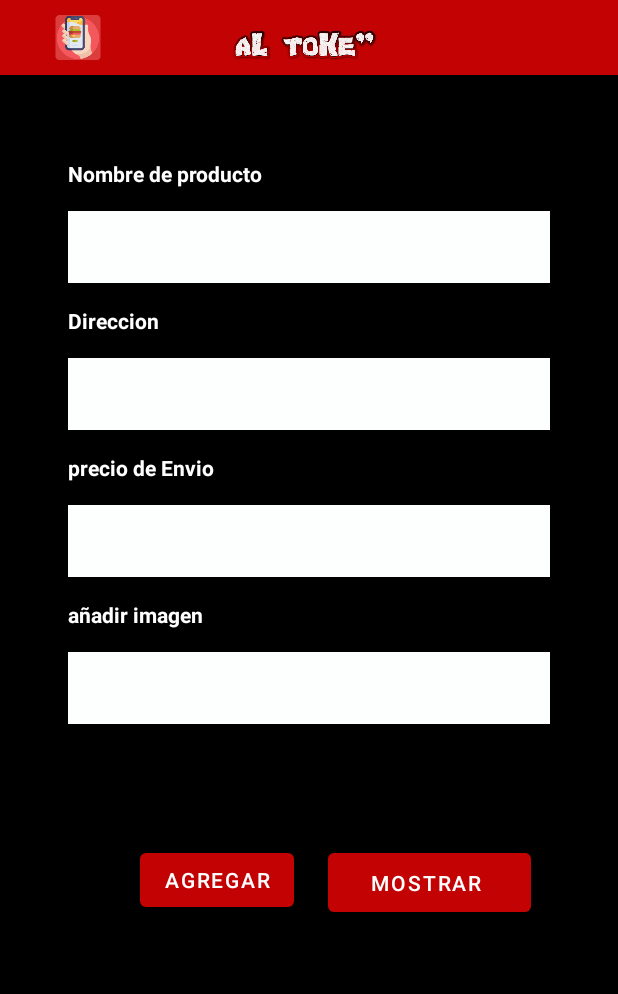
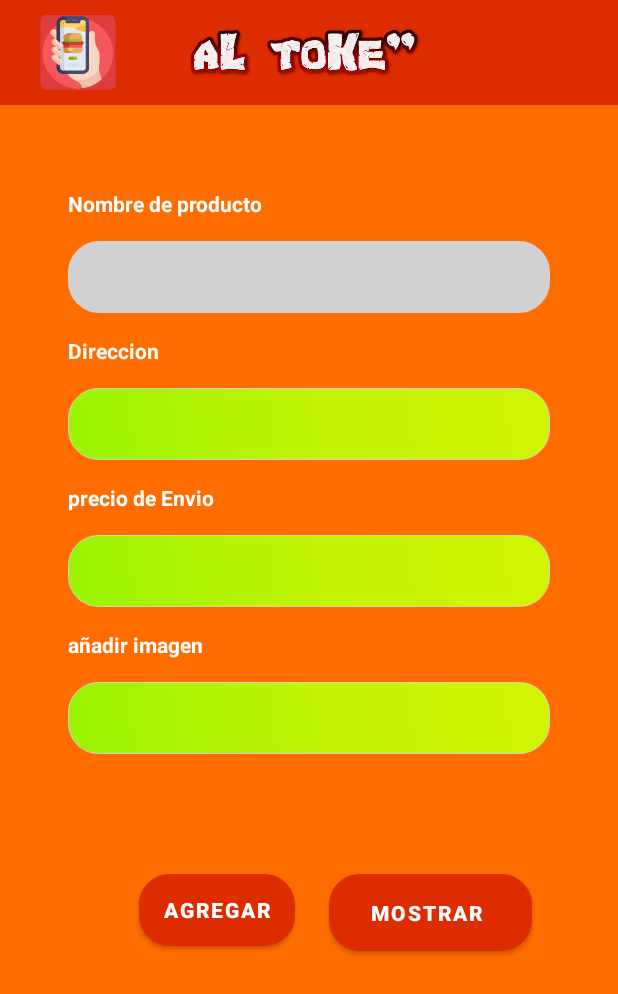
Before and after one commit to satturn404/proyectoDAM, an Android app: the MainActivity screen opened directly, with no data from a screen before it, on a phone screen of 412 x 824 dp. Shown: the top 994 px of the screen. Run offline under Robolectric (Android 15) with nearby library versions, the phone set to English and light mode, and no system bars; our stand-ins replace Room's generated code.

Commit message:
hito 4.4 FINAL

```diff
--- a/app/src/main/java/com/HilarioBazanToM/umbrellacorpz/MainActivity3.java
+++ b/app/src/main/java/com/HilarioBazanToM/umbrellacorpz/MainActivity3.java
@@ -26,6 +26,7 @@ public class MainActivity3 extends AppCompatActivity {
 
     public void continuarP(View view) {
         Intent intentrecarga = new Intent(getApplicationContext(),MainActivity2.class);
+        Toast.makeText(getApplicationContext(), "Pedido Entregado con Exito", Toast.LENGTH_SHORT).show();
         startActivity(intentrecarga);
     }
 }
--- a/app/src/main/java/com/HilarioBazanToM/umbrellacorpz/MainActivity4.java
+++ b/app/src/main/java/com/HilarioBazanToM/umbrellacorpz/MainActivity4.java
@@ -21,11 +21,12 @@ public class MainActivity4 extends AppCompatActivity {
     }
 
     public void guardarUsuario(View view) {
-
+        Toast.makeText(getApplicationContext(), "Formulario Enviado con Éxito", Toast.LENGTH_SHORT).show();
     }
 
     public void paginaInicio(View view) {
-        Intent intent = new Intent(getApplicationContext(), MainActivity.class);
+        Intent intent = new Intent(getApplicationContext(), MainActivity2.class);
+        Toast.makeText(getApplicationContext(), "Pedido Cancelado", Toast.LENGTH_SHORT).show();
         startActivity(intent);
     }
 }
--- a/app/src/main/res/layout/activity_main.xml
+++ b/app/src/main/res/layout/activity_main.xml
@@ -4,7 +4,7 @@
     xmlns:tools="http://schemas.android.com/tools"
     android:layout_width="match_parent"
     android:layout_height="match_parent"
-    android:background="@color/black"
+    android:background="@color/naranja"
     tools:context=".MainActivity">
 
     <include
@@ -20,11 +20,13 @@
         android:layout_marginStart="45dp"
         android:layout_marginTop="15dp"
         android:layout_marginEnd="45dp"
-        android:background="#FDFEFE"
+        android:background="@drawable/edittext_rounded_corners"
         android:ems="10"
+        android:paddingLeft="15dp"
         android:inputType="textPersonName"
         android:minHeight="48dp"
-        android:textColor="@color/red"
+        android:textStyle="bold"
+        android:textColor="@color/black"
         app:layout_constraintEnd_toEndOf="parent"
         app:layout_constraintHorizontal_bias="0.0"
         app:layout_constraintStart_toStartOf="parent"
@@ -37,11 +39,13 @@
         android:layout_marginStart="45dp"
         android:layout_marginTop="15dp"
         android:layout_marginEnd="45dp"
-        android:background="#FDFEFE"
+        android:background="@drawable/edittext_rounded_corners"
         android:ems="10"
+        android:paddingLeft="15dp"
         android:inputType="textPersonName"
         android:minHeight="48dp"
-        android:textColor="@color/red"
+        android:textStyle="bold"
+        android:textColor="@color/black"
         app:layout_constraintEnd_toEndOf="parent"
         app:layout_constraintHorizontal_bias="0.223"
         app:layout_constraintStart_toStartOf="parent"
@@ -54,11 +58,13 @@
         android:layout_marginStart="45dp"
         android:layout_marginTop="15dp"
         android:layout_marginEnd="45dp"
-        android:background="#FDFEFE"
+        android:background="@drawable/edittext_rounded_corners"
         android:ems="10"
         android:inputType="number"
+        android:paddingLeft="15dp"
         android:minHeight="48dp"
-        android:textColor="@color/red"
+        android:textStyle="bold"
+        android:textColor="@color/black"
         app:layout_constraintEnd_toEndOf="parent"
         app:layout_constraintHorizontal_bias="0.0"
         app:layout_constraintStart_toStartOf="parent"
@@ -78,11 +84,13 @@
         android:layout_marginStart="45dp"
         android:layout_marginTop="15dp"
         android:layout_marginEnd="45dp"
-        android:background="#FDFEFE"
+        android:background="@drawable/edittext_rounded_corners"
         android:ems="10"
+        android:paddingLeft="15dp"
         android:inputType="number"
         android:minHeight="48dp"
-        android:textColor="@color/red"
+        android:textStyle="bold"
+        android:textColor="@color/black"
         app:layout_constraintEnd_toEndOf="parent"
         app:layout_constraintHorizontal_bias="0.0"
         app:layout_constraintStart_toStartOf="parent"
@@ -98,6 +106,8 @@
         android:layout_marginEnd="10dp"
         android:onClick="agregar"
         android:text="Agregar"
+        android:textStyle="bold"
+        android:background="@drawable/edittext_rounded_corners"
         app:layout_constraintEnd_toEndOf="parent"
         app:layout_constraintHorizontal_bias="0.188"
         app:layout_constraintStart_toStartOf="parent"
@@ -112,6 +122,8 @@
         android:layout_marginEnd="45dp"
         android:onClick="mostrar"
         android:text="Mostrar "
+        android:textStyle="bold"
+        android:background="@drawable/edittext_rounded_corners"
         app:layout_constraintEnd_toEndOf="parent"
         app:layout_constraintStart_toEndOf="@+id/btnAgregar"
         app:layout_constraintTop_toBottomOf="@+id/etPoster" />
--- a/app/src/main/res/layout/activity_main2.xml
+++ b/app/src/main/res/layout/activity_main2.xml
@@ -4,7 +4,7 @@
     xmlns:tools="http://schemas.android.com/tools"
     android:layout_width="match_parent"
     android:layout_height="match_parent"
-    android:background="@color/black"
+    android:background="@color/naranja"
     tools:context=".MainActivity2">
     <include
         android:id="@+id/main2_toolbar"
@@ -18,7 +18,7 @@
         android:id="@+id/myRecycler"
         android:layout_width="match_parent"
         android:layout_height="match_parent"
-        android:layout_marginTop="50dp"
+        android:layout_marginTop="70dp"
         app:layout_constraintBottom_toBottomOf="parent"
         app:layout_constraintEnd_toEndOf="parent"
         app:layout_constraintHorizontal_bias="0.0"
--- a/app/src/main/res/layout/z_toolbar.xml
+++ b/app/src/main/res/layout/z_toolbar.xml
@@ -1,7 +1,7 @@
 <?xml version="1.0" encoding="utf-8"?>
 <androidx.appcompat.widget.Toolbar xmlns:android="http://schemas.android.com/apk/res/android"
     android:layout_width="match_parent"
-    android:layout_height="50dp"
+    android:layout_height="70dp"
     android:background="?attr/colorPrimary">
 
     <ImageView
@@ -14,8 +14,8 @@
 
     <ImageView
 
-        android:layout_width="100dp"
-        android:layout_height="40dp"
+        android:layout_width="160dp"
+        android:layout_height="wrap_content"
         android:layout_gravity="center"
         android:src="@drawable/altoke"
         android:layout_margin="10sp"
--- a/app/src/main/res/values/colors.xml
+++ b/app/src/main/res/values/colors.xml
@@ -1,13 +1,17 @@
 <?xml version="1.0" encoding="utf-8"?>
 <resources>
     <color name="purple_200">#FFBB86FC</color>
-    <color name="purple_500">#C30303</color>
-    <color name="purple_700">#A20808</color>
+    <color name="purple_500">#dd2c00</color>
+    <color name="purple_700">#bf360c</color>
     <color name="teal_200">#FF03DAC5</color>
     <color name="teal_700">#FF018786</color>
     <color name="black">#FF000000</color>
     <color name="white">#FFFFFFFF</color>
     <color name="red">#C30303</color>
     <color name="greensky">#33FF36</color>
+    <color name="gris">#E8E8E8</color>
+    <color name="amaricrema">#FFC765</color>
+    <color name="naranja">#ff6d00</color>
+    <color name="verdelimon">#76ff03</color>
 
 </resources>
```
Also changed, not shown: app/src/main/res/layout/activity_login.xml (+9 -4 lines), app/src/main/res/layout/activity_main3.xml (+11 -4 lines), app/src/main/res/layout/activity_main4.xml (+13 -6 lines), app/src/main/res/layout/contenido.xml (+5 -2 lines).
